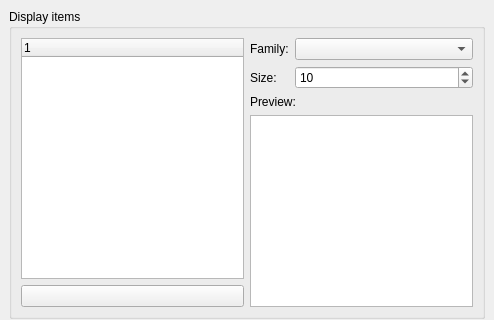
Before: the Qt Designer form src/Gui/DlgEditor.ui in ferranpujolcamins/FreeCAD, drawn with Qt 5; both pictures show x 0 to 494 and y 0 to 320 of the 494 by 552 pixel window.
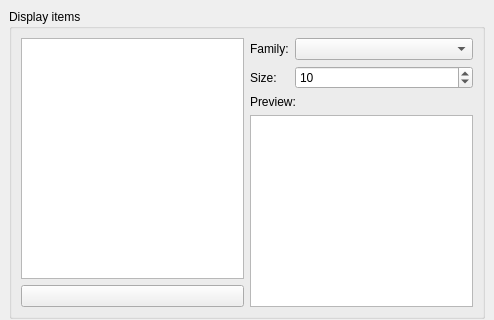
After: the same form once the commit is applied. Custom widgets are drawn as their Qt base class.

The edit to the form file:
```diff
--- a/src/Gui/DlgEditor.ui
+++ b/src/Gui/DlgEditor.ui
@@ -475,7 +475,7 @@
        </widget>
       </item>
       <item row="0" column="0" rowspan="4">
-       <widget class="QTreeWidget" name="displayItems">
+       <widget class="QTreeView" name="displayItems">
         <property name="toolTip">
          <string>Color and font settings will be applied to selected type</string>
         </property>
```
